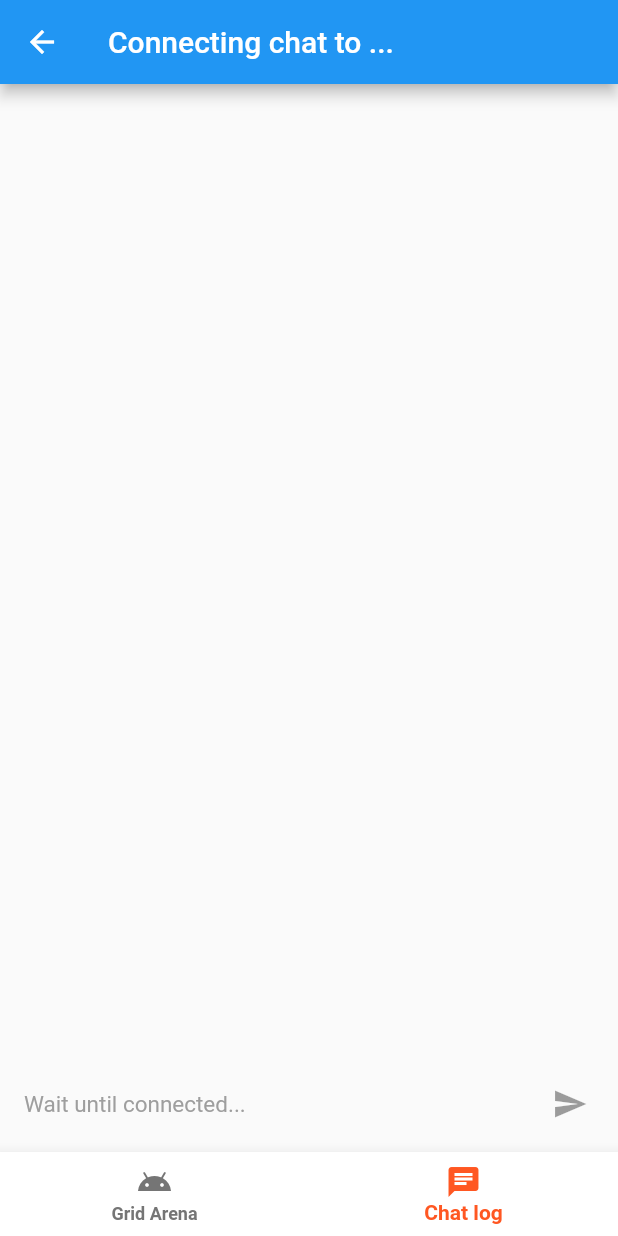
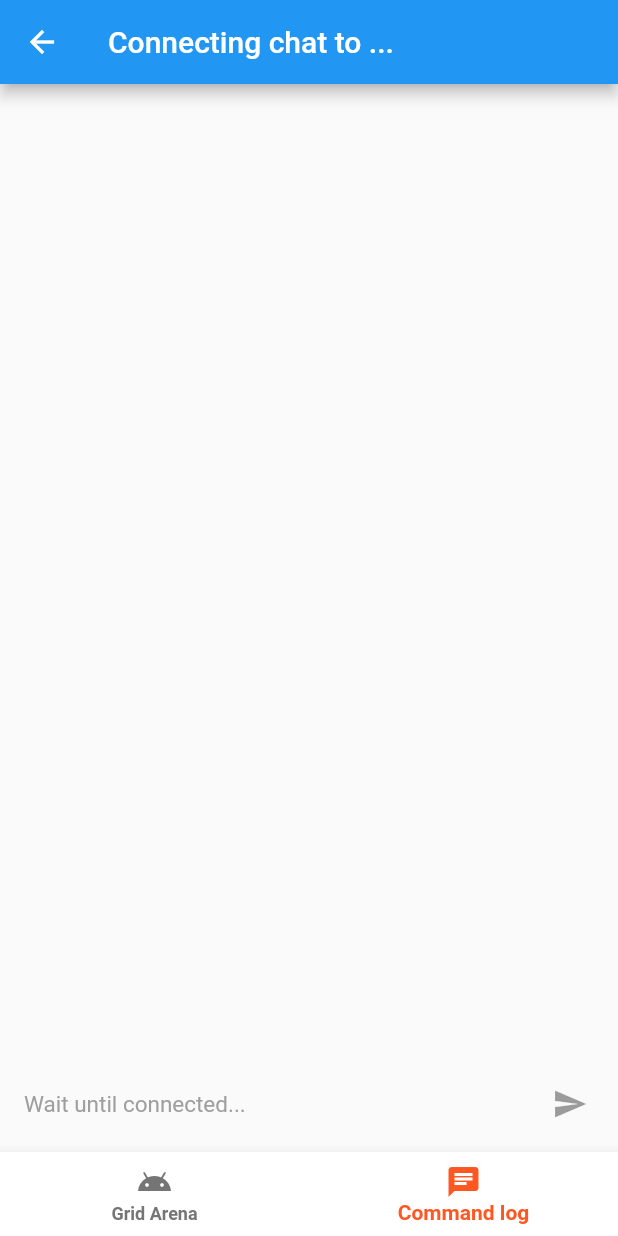
Before and after one commit to xKwan/MDP3004, a Flutter app: the HomePage screen opened directly, item 2 of the bottom bar chosen, on a phone screen of 412 x 824 dp. Run offline on Flutter 3.47's test engine with Material 2 defaults, Android fonts, the phone set to English and light mode, and no system bars; our stand-ins replace another_flushbar, flutter_bluetooth_serial, rxdart.

Commit message:
Undo removal of back button for other page, renamed chat to command

```diff
--- a/lib/ChatPage.dart
+++ b/lib/ChatPage.dart
@@ -147,8 +147,8 @@ class _ChatPage extends State<ChatPage> {
           title: (isConnecting
               ? Text('Connecting chat to ' + serverName + '...')
               : isConnected
-              ? Text('Chat Log ' + serverName)
-              : Text('Chat Log ' + serverName))),
+              ? Text('Command Log ' + serverName)
+              : Text('Command Log ' + serverName))),
       body: SafeArea(
         child: Column(
           children: <Widget>[
--- a/lib/DiscoveryPage.dart
+++ b/lib/DiscoveryPage.dart
@@ -86,7 +86,6 @@ class _DiscoveryPage extends State<DiscoveryPage> {
   Widget build(BuildContext context) {
     return Scaffold(
       appBar: AppBar(
-        automaticallyImplyLeading: false,
         title: isDiscovering
             ? Text('Discovering devices')
             : Text('Discovered devices'),
--- a/lib/GridArena.dart
+++ b/lib/GridArena.dart
@@ -721,7 +721,7 @@ class _GridArenaState extends State<GridArena>
                                   ElevatedButton.icon(
                                     onPressed: () {
                                       if (isStarted == false) {
-                                        _sendMessage('PC:START');
+                                        _sendMessage('STM:g');
                                         //createImaginaryObstacleWest();
                                         isStarted = true;
                                       }
--- a/lib/SelectBondedDevicePage.dart
+++ b/lib/SelectBondedDevicePage.dart
@@ -121,7 +121,6 @@ class _SelectBondedDevicePage extends State<SelectBondedDevicePage> {
         .toList();
     return Scaffold(
       appBar: AppBar(
-        automaticallyImplyLeading: false,
         title: Text('Select device'),
         actions: <Widget>[
           _isDiscovering
--- a/lib/homepage.dart
+++ b/lib/homepage.dart
@@ -78,7 +78,7 @@ class _HomePageState extends State<HomePage> {
           ),
           BottomNavigationBarItem(
             icon: Icon(Icons.chat),
-            title: Text("Chat log"),
+            title: Text("Command log"),
           ),
         ],
       ),
```
